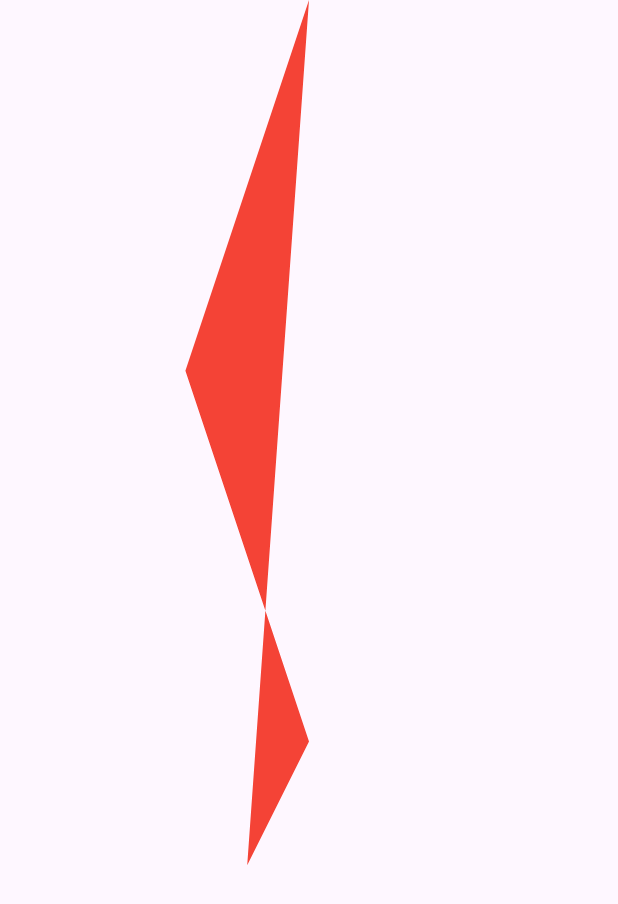
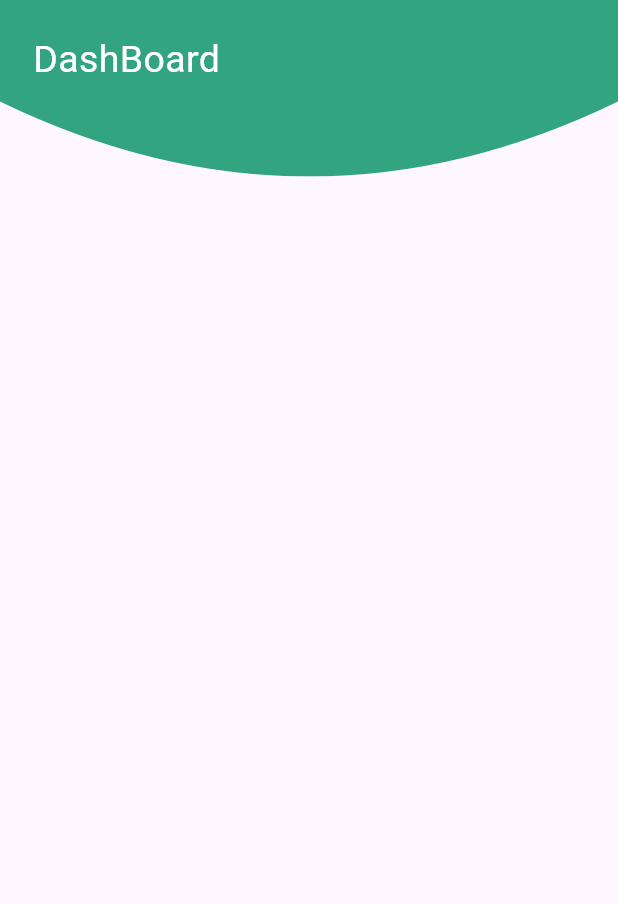
Before and after one commit to Masumraj1/ios-setup-flutter-guide, a Flutter app: the ClippathScreen screen opened directly, on a phone screen of 412 x 824 dp. Shown: the top 904 px of the screen. Run offline on Flutter 3.47's test engine with Material 3 defaults, Android fonts, the phone set to English and light mode, and no system bars; our stand-ins replace get.

```diff
--- a/lib/features/home/presentation/pages/clippath_screen.dart
+++ b/lib/features/home/presentation/pages/clippath_screen.dart
@@ -5,43 +5,72 @@ class ClippathScreen extends StatelessWidget {
 
   @override
   Widget build(BuildContext context) {
-    double height =MediaQuery.of(context).size.height;
+    double height =MediaQuery.of(context).size.height/7;
     double width =MediaQuery.of(context).size.width;
     return SafeArea(
       child: Scaffold(
-         body: ClipPath(
-            clipper: KiteCliper(),
+          appBar: PreferredSize(
+            preferredSize: const Size.fromHeight(120), // এখানে আপনার ইচ্ছামতো হাইট দিন (যেমন: ১০০)
+            child: ClipPath(
+              clipper: CurveClipper(),
               child: Container(
                 height: height,
                 width: width,
-                  color: Colors.red,
+                color: const Color(0xFF32A47F),
+                child: Padding(
+                  padding: const EdgeInsets.all(22),
+                  child: Text(
+                    "DashBoard",
+                    style: TextStyle(color: Colors.white, fontSize: 25),
                   ),
                 ),
               ),
+            ),
+          ),
+
+      )
     );
   }
 }
-
-
-class KiteCliper extends CustomClipper<Path>{
+class CurveClipper extends CustomClipper<Path> {
   @override
   Path getClip(Size size) {
     var path = Path();
-    path.moveTo(size.width * 0.5, 0);
-    path.lineTo(size.width * 0.3, size.height * 0.3);
-    path.lineTo(size.width * 0.5, size.height * 0.6);
-    path.lineTo(size.width * 0.4, size.height * 0.7);
-    // path.lineTo(size.width * 0.6, size.height * 0.7);
-    // path.lineTo(size.width * 0.5, size.height * 0.6);
-    // path.lineTo(size.width * 0.7, size.height * 0.3);
+
+    // ১. বাম পাশে উপর থেকে নিচ পর্যন্ত একটি সোজা লাইন (একটু গ্যাপ রেখে)
+    path.lineTo(0, size.height - 50);
+
+    // ২. প্রথম কার্ভের পয়েন্ট (বাম থেকে মাঝখান পর্যন্ত)
+    // Control Point-টি নিচে নামালে ডিজাইনটি নিচের দিকে ঝুলে থাকবে।
+    var firstControlPoint = Offset(size.width * 0.25, size.height);
+    var firstEndPoint = Offset(size.width * 0.5, size.height); // মাঝখানে আবার উপরের দিকে ফিরে যাবে
+
+    // ৩. দ্বিতীয় কার্ভের পয়েন্ট (মাঝখান থেকে শেষ পর্যন্ত)
+    // দ্বিতীয় কন্ট্রোল পয়েন্টটিও নিচে রাখা হয়েছে যাতে ডান পাশটিও সমানভাবে ঝুলে থাকে।
+    var secondControlPoint = Offset(size.width * 0.75, size.height);
+    var secondEndPoint = Offset(size.width, size.height - 50); // একদম ডানে গিয়ে শেষ হবে
+
+    // ৪. প্রথম কার্ভ আঁকা
+    path.quadraticBezierTo(
+        firstControlPoint.dx, firstControlPoint.dy,
+        firstEndPoint.dx, firstEndPoint.dy
+    );
+
+    // ৫. দ্বিতীয় কার্ভ আঁকা
+    path.quadraticBezierTo(
+        secondControlPoint.dx, secondControlPoint.dy,
+        secondEndPoint.dx, secondEndPoint.dy
+    );
+
+    // ৬. একদম ডান পাশের কোণা থেকে সোজা উপরে (Top-Right) ফিরে যাওয়া
+    path.lineTo(size.width, 0);
+
+    // ৭. পাথটি বন্ধ করা
     path.close();
+
     return path;
   }
 
   @override
-  bool shouldReclip(covariant CustomClipper<Path> oldClipper) {
-    // TODO: implement shouldReclip
-    throw UnimplementedError();
+  bool shouldReclip(CustomClipper<Path> oldClipper) => false;
 }
-
-}
```
Lines whose indentation alone changed are shown as unchanged.
